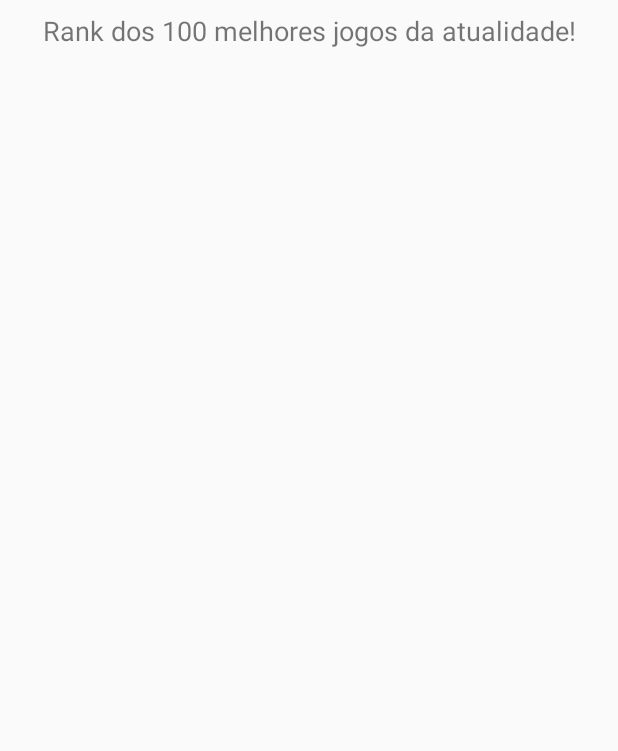
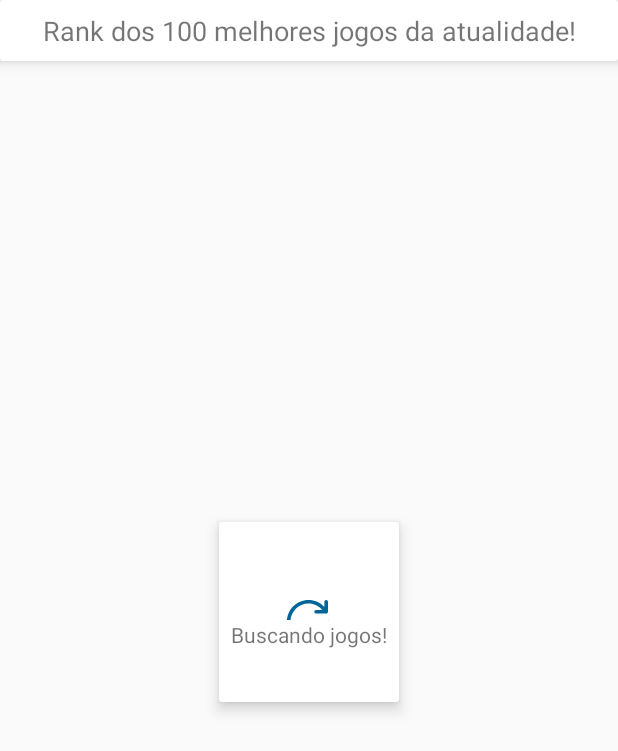
Before and after one commit to soulnanx/Super-Games, an Android app: the screen it shows after launch (GamesActivity), on a phone screen of 412 x 824 dp. Shown: the top 751 px of the screen. Run offline under Robolectric (Android 15) with nearby library versions, the phone set to English and light mode, and no system bars; our stand-ins replace Room's generated code; libraries missing offline, so code that uses them is left out: com.facebook.stetho; pictures from the network do not load; 5 statements that could not run were skipped.

Commit message:
iniciação do componente customizado de loading

```diff
--- a/app/build.gradle
+++ b/app/build.gradle
@@ -15,6 +15,7 @@ android {
         versionCode 1
         versionName "1.0"
         testInstrumentationRunner "android.support.test.runner.AndroidJUnitRunner"
+        vectorDrawables.useSupportLibrary = true
     }
     buildTypes {
 
--- /dev/null
+++ b/app/src/main/java/br/com/hivecode/supergames/ui/games/components/CustomLoading.kt
@@ -0,0 +1,49 @@
+package br.com.hivecode.supergames.ui.games.components
+
+import android.annotation.TargetApi
+import android.content.Context
+import android.os.Build
+import android.os.Handler
+import android.support.annotation.RequiresApi
+import android.util.AttributeSet
+import android.view.LayoutInflater
+import android.view.View
+import android.view.animation.Animation
+import android.view.animation.AnimationUtils
+import android.view.animation.LinearInterpolator
+import android.view.animation.RotateAnimation
+import android.widget.ImageView
+import android.widget.LinearLayout
+import br.com.hivecode.supergames.R
+import kotlinx.android.synthetic.main.activity_games.view.*
+
+@RequiresApi(Build.VERSION_CODES.LOLLIPOP)
+class CustomLoading @JvmOverloads constructor(
+    context: Context,
+    attrs: AttributeSet? = null,
+    defStyle: Int = 0,
+    defStyleRes: Int = 0
+) : LinearLayout(context, attrs, defStyle, defStyleRes) {
+
+    init {
+        LayoutInflater.from(context).inflate(R.layout.custom_loading, this, true)
+        orientation = VERTICAL
+
+        activity_games_content_loading.let {
+
+            val rotateAnimation = RotateAnimation(
+                0f,
+                360f,
+                Animation.RELATIVE_TO_SELF,
+                0.5f, Animation.RELATIVE_TO_SELF,
+                0.5f
+            )
+            rotateAnimation.duration = 500
+            rotateAnimation.interpolator = LinearInterpolator()
+            rotateAnimation.repeatCount = Animation.INFINITE
+            it.startAnimation(rotateAnimation)
+        }
+    }
+
+
+}
--- /dev/null
+++ b/app/src/main/res/drawable/refresh_arrow.xml
@@ -0,0 +1,11 @@
+<?xml version="1.0" encoding="utf-8"?>
+<vector xmlns:android="http://schemas.android.com/apk/res/android"
+    android:width="512dp"
+    android:height="512dp"
+    android:viewportWidth="512"
+    android:viewportHeight="512">
+
+    <path
+        android:fillColor="#006699"
+        android:pathData="M480.6,235.6c-11.3,0-20.4,9.1-20.4,20.4c0,112.6-91.6,204.2-204.2,204.2c-112.6,0-204.2-91.6-204.2-204.2 S143.4,51.8,256,51.8c61.5,0,118.5,27.1,157.1,73.7h-70.5c-11.3,0-20.4,9.1-20.4,20.4s9.1,20.4,20.4,20.4h114.6 c11.3,0,20.4-9.1,20.4-20.4V31.4c0-11.3-9.1-20.4-20.4-20.4s-20.4,9.1-20.4,20.4v59C390.7,40.1,325.8,11,256,11 C120.9,11,11,120.9,11,256c0,135.1,109.9,245,245,245s245-109.9,245-245C501,244.7,491.9,235.6,480.6,235.6z" />
+</vector>
--- a/app/src/main/res/layout/activity_games.xml
+++ b/app/src/main/res/layout/activity_games.xml
@@ -1,18 +1,19 @@
 <?xml version="1.0" encoding="utf-8"?>
-<android.support.constraint.ConstraintLayout xmlns:android="http://schemas.android.com/apk/res/android"
-                                             xmlns:app="http://schemas.android.com/apk/res-auto" xmlns:tools="http://schemas.android.com/tools" android:orientation="vertical"
+<android.support.constraint.ConstraintLayout
+        xmlns:android="http://schemas.android.com/apk/res/android"
+        xmlns:app="http://schemas.android.com/apk/res-auto"
+        android:orientation="vertical"
         android:layout_width="match_parent"
         android:layout_height="match_parent">
+
     <android.support.v4.widget.SwipeRefreshLayout
             android:id="@+id/activity_games_swipe"
             android:layout_width="0dp"
             android:layout_height="0dp"
-            app:layout_constraintStart_toStartOf="parent" android:layout_marginLeft="8dp"
-            android:layout_marginStart="8dp" android:layout_marginBottom="8dp"
-            app:layout_constraintBottom_toBottomOf="parent" android:layout_marginTop="16dp"
-            app:layout_constraintEnd_toEndOf="parent"
-            android:layout_marginEnd="8dp" android:layout_marginRight="8dp"
-            app:layout_constraintTop_toBottomOf="@+id/textView">
+            app:layout_constraintStart_toStartOf="parent"
+            app:layout_constraintBottom_toBottomOf="parent"
+            app:layout_constraintEnd_toEndOf="parent" android:layout_marginTop="8dp"
+            app:layout_constraintTop_toBottomOf="@+id/item_game_card">
 
         <android.support.v7.widget.RecyclerView
                 android:layout_width="match_parent"
@@ -20,19 +21,41 @@
                 android:id="@+id/activity_games_rv"/>
     </android.support.v4.widget.SwipeRefreshLayout>
 
+    <android.support.v7.widget.CardView
+            android:id="@+id/item_game_card"
+            android:layout_width="0dp"
+            android:layout_height="wrap_content"
+            app:layout_constraintTop_toTopOf="parent"
+            app:layout_constraintEnd_toEndOf="parent"
+            android:padding="16dp"
+            app:cardElevation="6dp"
+            app:layout_constraintStart_toStartOf="parent">
+
+
         <TextView
                 android:text="@string/games_title"
-            android:layout_width="wrap_content"
+                android:layout_width="match_parent"
                 android:layout_height="wrap_content"
-            android:id="@+id/textView" android:layout_marginTop="8dp"
-            app:layout_constraintTop_toTopOf="parent" app:layout_constraintEnd_toEndOf="parent"
-            android:layout_marginEnd="8dp" android:layout_marginRight="8dp"
-            app:layout_constraintStart_toStartOf="parent" android:layout_marginLeft="8dp"
-            android:layout_marginStart="8dp" android:textSize="18dp"/>
+                android:id="@+id/textView"
+                android:layout_marginTop="8dp"
+                android:layout_margin="8dp"
+                android:textSize="18dp"
+                android:gravity="center"/>
 
 
+    </android.support.v7.widget.CardView>
 
-    <LinearLayout android:id="@+id/activity_games_content_no_internet"
+    <android.support.v7.widget.CardView
+            android:id="@+id/activity_games_content_no_internet"
+            android:layout_width="0dp"
+            android:layout_height="wrap_content"
+            app:layout_constraintTop_toTopOf="parent"
+            app:layout_constraintEnd_toEndOf="parent"
+            android:padding="16dp"
+            app:cardElevation="6dp"
+            app:layout_constraintStart_toStartOf="parent">
+
+        <LinearLayout
                 android:layout_width="wrap_content"
                 android:layout_height="wrap_content"
                 android:orientation="vertical"
@@ -53,8 +76,7 @@
                     android:text="Você está sem acesso a intenet!"
                     android:layout_width="wrap_content"
                     android:layout_height="wrap_content"
-                android:layout_marginTop="8dp"
-                />
+                    android:layout_marginTop="8dp"/>
 
             <Button android:id="@+id/activity_games_content_try_again"
                     android:layout_width="wrap_content"
@@ -62,7 +84,42 @@
                     android:text="@string/try_again"/>
 
         </LinearLayout>
+    </android.support.v7.widget.CardView>
+
+
+    <android.support.v7.widget.CardView
+            android:id="@+id/activity_games_content_loading"
+            android:layout_width="120dp"
+            android:layout_height="120dp"
+            app:layout_constraintTop_toTopOf="parent"
+            app:layout_constraintEnd_toEndOf="parent"
+            android:padding="16dp"
+            app:cardElevation="6dp"
+            app:layout_constraintStart_toStartOf="parent" android:layout_marginBottom="8dp"
+            app:layout_constraintBottom_toBottomOf="parent">
+
+        <LinearLayout
+                android:layout_width="match_parent"
+                android:layout_height="match_parent"
+                android:orientation="vertical"
+            android:gravity="center">
+
+            <br.com.hivecode.supergames.ui.games.components.CustomLoading
+                    android:layout_width="30dp"
+                    android:layout_height="30dp"/>
+
+            <TextView android:layout_width="wrap_content"
+                      android:layout_height="wrap_content"
+                      android:text="Buscando jogos!"/>
 
 
 
+        </LinearLayout>
+
+
+
+
+    </android.support.v7.widget.CardView>
+
+
 </android.support.constraint.ConstraintLayout>
--- /dev/null
+++ b/app/src/main/res/layout/custom_loading.xml
@@ -0,0 +1,16 @@
+<?xml version="1.0" encoding="utf-8"?>
+<LinearLayout xmlns:android="http://schemas.android.com/apk/res/android"
+              xmlns:app="http://schemas.android.com/apk/res-auto"
+              android:orientation="vertical"
+              android:layout_width="wrap_content"
+              android:layout_height="wrap_content">
+
+    <ImageView
+            android:layout_width="30dp"
+            android:layout_height="30dp"
+            android:layout_marginBottom="8dp"
+            android:layout_marginTop="16dp"
+            app:srcCompat="@drawable/refresh_arrow"/>
+
+
+</LinearLayout>
```
Also changed, not shown: app/src/main/res/layout/item_game.xml (+5 -5 lines). Lines whose indentation alone changed are shown as unchanged.
